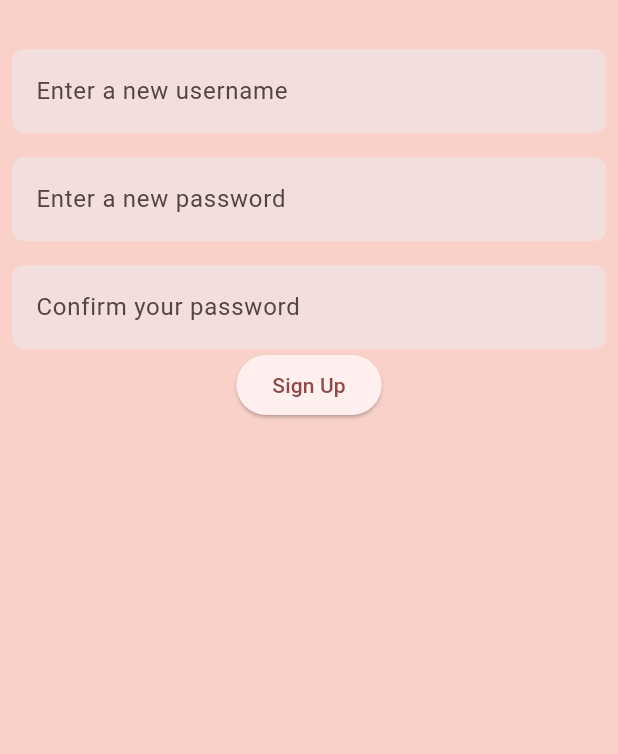
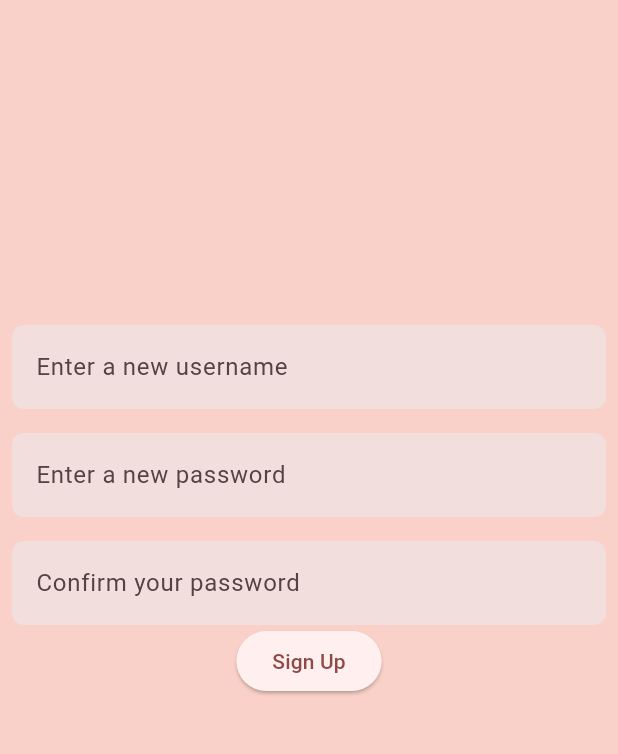
Before and after one commit to Saavy-25/Kubera-Frontend, a Flutter app: the SignUpScreen screen opened directly, on a phone screen of 412 x 824 dp, the part 71-825 px from its top. Run offline on Flutter 3.47's test engine with Material 3 defaults, Android fonts, the phone set to English and light mode, and no system bars; our stand-ins replace fl_chart, image_picker; accounts and stored records are empty; generated files the repository leaves out were written again; network calls fail.

Commit message:
centered signup

```diff
--- a/flutter_kubera/lib/src/ui/tabs/settings/authentication/sign_up.dart
+++ b/flutter_kubera/lib/src/ui/tabs/settings/authentication/sign_up.dart
@@ -62,7 +62,7 @@ class _SignUpScreenState extends State<SignUpScreen> {
         padding: const EdgeInsets.all(8.0),
         child: Column(
           children: [
-            const SizedBox(height: 16),
+            const SizedBox(height: 200),
             TextFormField(
               controller: _usernameController,
               //onSubmitted: fetchSearchResults,
```
